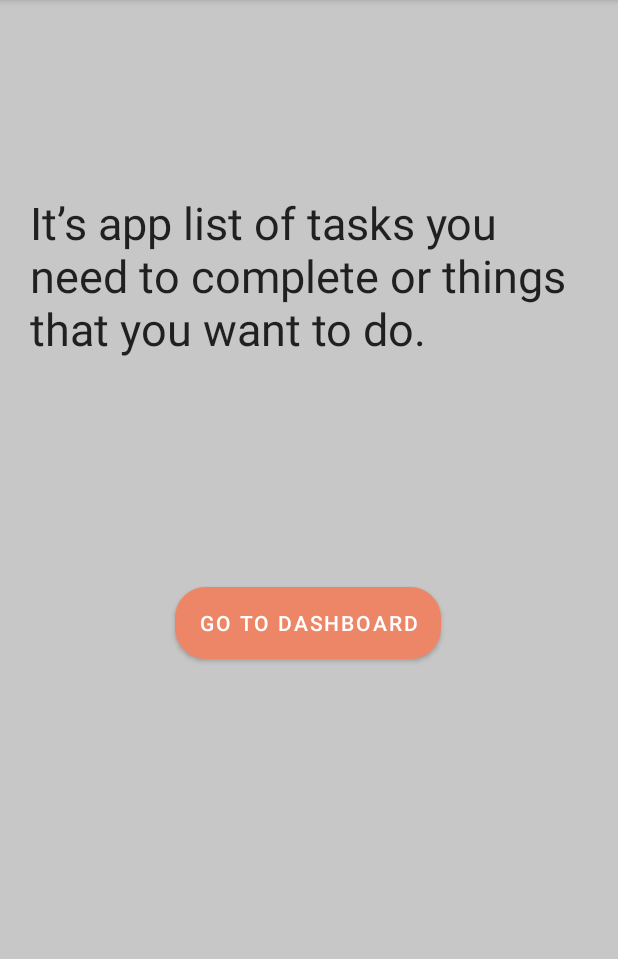
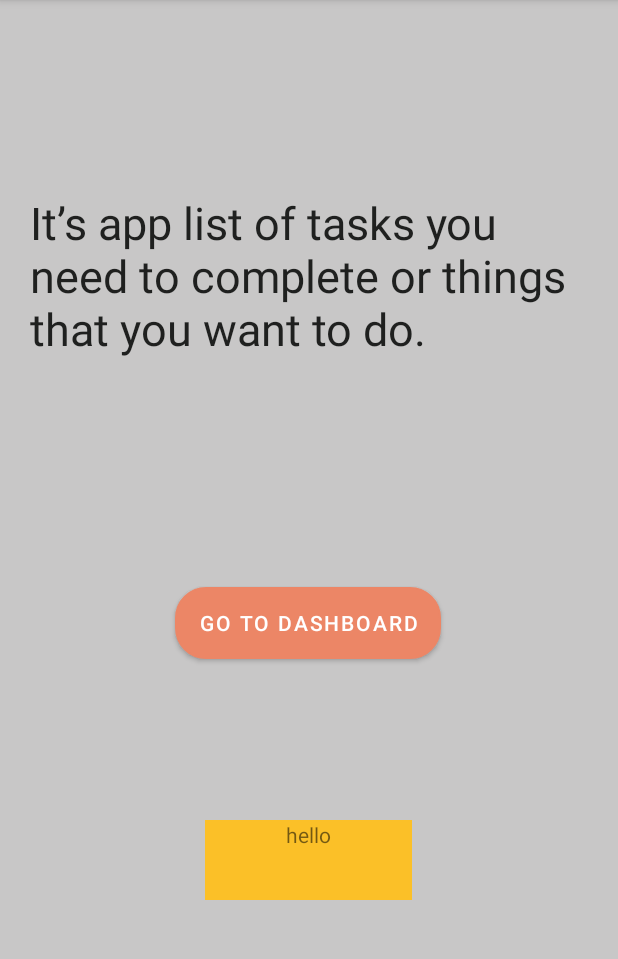
Before and after one commit to priyankamalekar123/TODOApp, an Android app: the IF_User_Login_Fragment screen opened through its navigation route, on a phone screen of 412 x 824 dp, the part 84-1043 px from its top. Run offline under Robolectric (Android 15) with nearby library versions, the phone set to English and light mode, and no system bars; our stand-ins replace navigation-ui.

Commit message:
new text added

```diff
--- a/app/src/main/res/layout/fragment_i_f__user__login_.xml
+++ b/app/src/main/res/layout/fragment_i_f__user__login_.xml
@@ -34,6 +34,17 @@
         app:layout_constraintStart_toStartOf="parent"
         app:layout_constraintTop_toBottomOf="@+id/textView5" />
 
+    <TextView
+        android:layout_width="138dp"
+        android:layout_height="53dp"
+        android:layout_marginBottom="148dp"
+        android:background="@color/oragne"
+        android:text="hello"
+        app:layout_constraintBottom_toBottomOf="parent"
+        app:layout_constraintEnd_toEndOf="parent"
+        app:layout_constraintHorizontal_bias="0.498"
+        app:layout_constraintStart_toStartOf="parent"
+        android:textAlignment="center"/>
 
 
 </androidx.constraintlayout.widget.ConstraintLayout>
```
